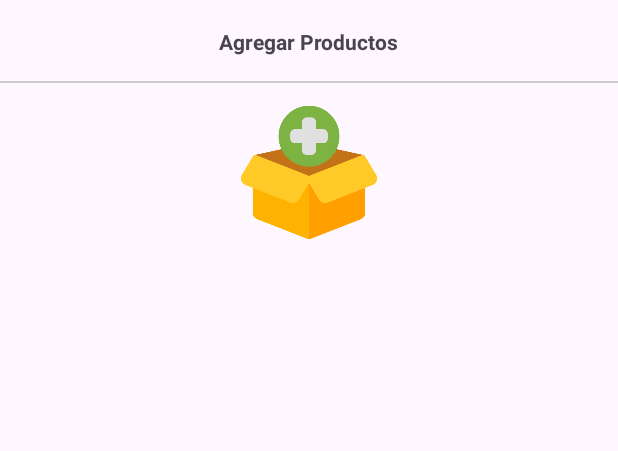
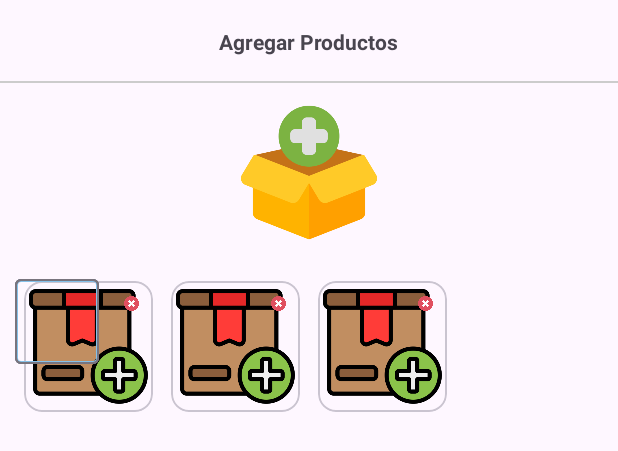
Before and after one commit to Eduar8004/tienda-virtual, an Android app: the layout activity_agregar_producto.xml on its own in the app's theme, with its tools: preview values and no code run, on a phone screen of 412 x 824 dp. Shown: the top 451 px of the screen. Run offline under Robolectric (Android 15) with nearby library versions, the phone set to English and light mode, and no system bars.

Commit message:
inicio productos

```diff
--- a/app/src/main/res/layout/activity_agregar_producto.xml
+++ b/app/src/main/res/layout/activity_agregar_producto.xml
@@ -58,11 +58,54 @@
             android:layout_height="wrap_content">
 
             <androidx.recyclerview.widget.RecyclerView
+                android:id="@+id/RVimagenes_producto"
                 app:layoutManager="androidx.recyclerview.widget.GridLayoutManager"
                 android:layout_width="match_parent"
+                tools:listitem="@layout/item_imagenes_seleccionadas"
+                app:spanCount="4"
                 android:layout_height="wrap_content">
 
             </androidx.recyclerview.widget.RecyclerView>
+            <com.google.android.material.textfield.TextInputLayout
+                android:layout_width="wrap_content"
+                android:layout_height="wrap_content">
+                <EditText
+                    android:layout_width="match_parent"
+                    android:layout_height="wrap_content">
+
+                </EditText>
+
+            </com.google.android.material.textfield.TextInputLayout>
+            <com.google.android.material.textfield.TextInputLayout
+                android:layout_width="wrap_content"
+                android:layout_height="wrap_content">
+                <EditText
+                    android:layout_width="match_parent"
+                    android:layout_height="wrap_content">
+
+                </EditText>
+
+            </com.google.android.material.textfield.TextInputLayout>
+            <com.google.android.material.textfield.TextInputLayout
+                android:layout_width="wrap_content"
+                android:layout_height="wrap_content">
+                <EditText
+                    android:layout_width="match_parent"
+                    android:layout_height="wrap_content">
+
+                </EditText>
+
+            </com.google.android.material.textfield.TextInputLayout>
+            <com.google.android.material.textfield.TextInputLayout
+                android:layout_width="wrap_content"
+                android:layout_height="wrap_content">
+                <EditText
+                    android:layout_width="match_parent"
+                    android:layout_height="wrap_content">
+
+                </EditText>
+
+            </com.google.android.material.textfield.TextInputLayout>
 
         </RelativeLayout>
 
--- a/app/src/main/res/layout/item_imagenes_seleccionadas.xml
+++ b/app/src/main/res/layout/item_imagenes_seleccionadas.xml
@@ -21,6 +21,18 @@
            >
 
        </androidx.appcompat.widget.AppCompatImageView>
+
+        <androidx.appcompat.widget.AppCompatImageView
+            android:id="@+id/borrar_item"
+            android:layout_width="30dp"
+            android:layout_alignParentEnd="true"
+            android:padding="10dp"
+            android:layout_height="30dp"
+            android:src="@drawable/cerrar"
+            >
+
+        </androidx.appcompat.widget.AppCompatImageView>
+
     </RelativeLayout>
 
 </com.google.android.material.card.MaterialCardView>
--- a/app/src/main/res/values/strings.xml
+++ b/app/src/main/res/values/strings.xml
@@ -16,7 +16,7 @@
     <string name="open_drawer">Open drawer</string>
     <string name="close_drawer">Close drawer</string>
     <string name="registro_vendedor">Registro Vendedor</string>
-    <string name="nombres">Nombres</string>
+    <string name="nombres">Nombres@@</string>
     <string name="email">Email</string>
     <string name="contrase_a">Contraseña</string>
     <string name="confirmar_contrase_a">Confirmar Contraseña</string>
```
